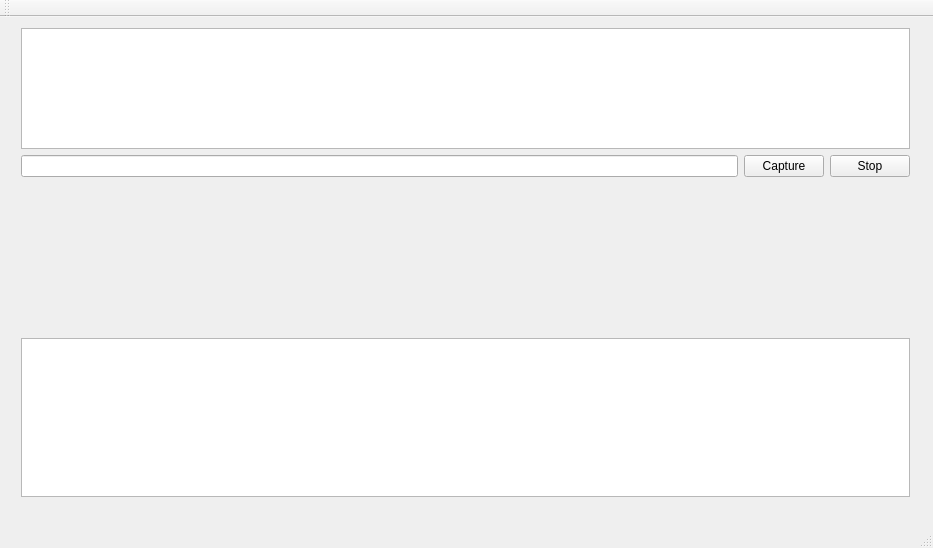
Old version of the form wiredolphin.ui in the repository jrcatbagan/wiredolphin.
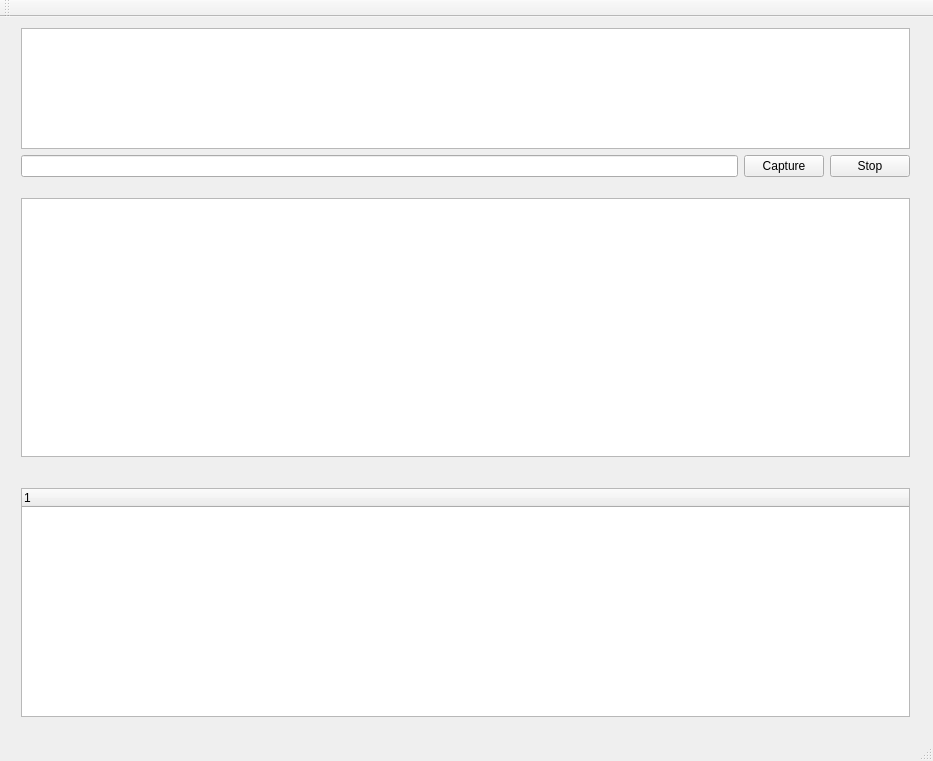
New version of the form.

Diff of the .ui file:
```diff
--- a/wiredolphin.ui
+++ b/wiredolphin.ui
@@ -7,7 +7,7 @@
     <x>0</x>
     <y>0</y>
     <width>933</width>
-    <height>548</height>
+    <height>761</height>
    </rect>
   </property>
   <property name="windowTitle">
@@ -58,9 +58,9 @@
     <property name="geometry">
      <rect>
       <x>10</x>
-      <y>310</y>
+      <y>170</y>
       <width>911</width>
-      <height>181</height>
+      <height>281</height>
      </rect>
     </property>
     <layout class="QVBoxLayout" name="verticalLayout_6">
@@ -73,6 +73,27 @@
      </item>
     </layout>
    </widget>
+   <widget class="QWidget" name="verticalLayoutWidget_3">
+    <property name="geometry">
+     <rect>
+      <x>10</x>
+      <y>460</y>
+      <width>911</width>
+      <height>251</height>
+     </rect>
+    </property>
+    <layout class="QVBoxLayout" name="verticalLayout_2">
+     <item>
+      <widget class="QTreeWidget" name="treewdgt_output">
+       <column>
+        <property name="text">
+         <string notr="true">1</string>
+        </property>
+       </column>
+      </widget>
+     </item>
+    </layout>
+   </widget>
   </widget>
   <widget class="QMenuBar" name="menuBar">
    <property name="geometry">
```
